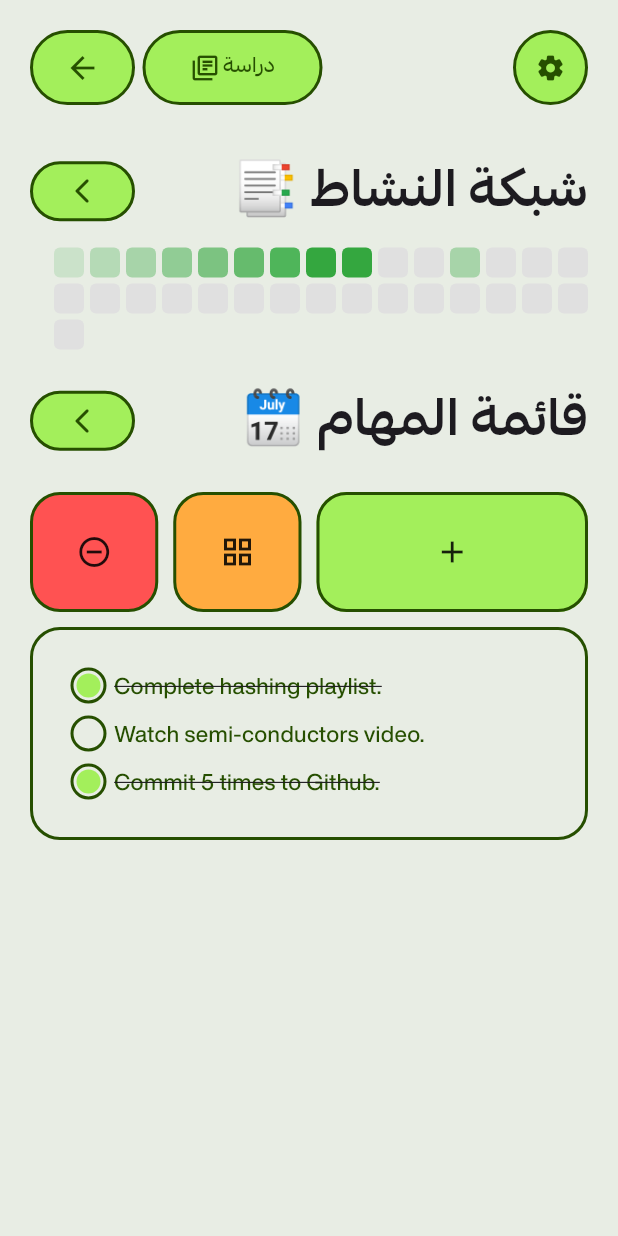
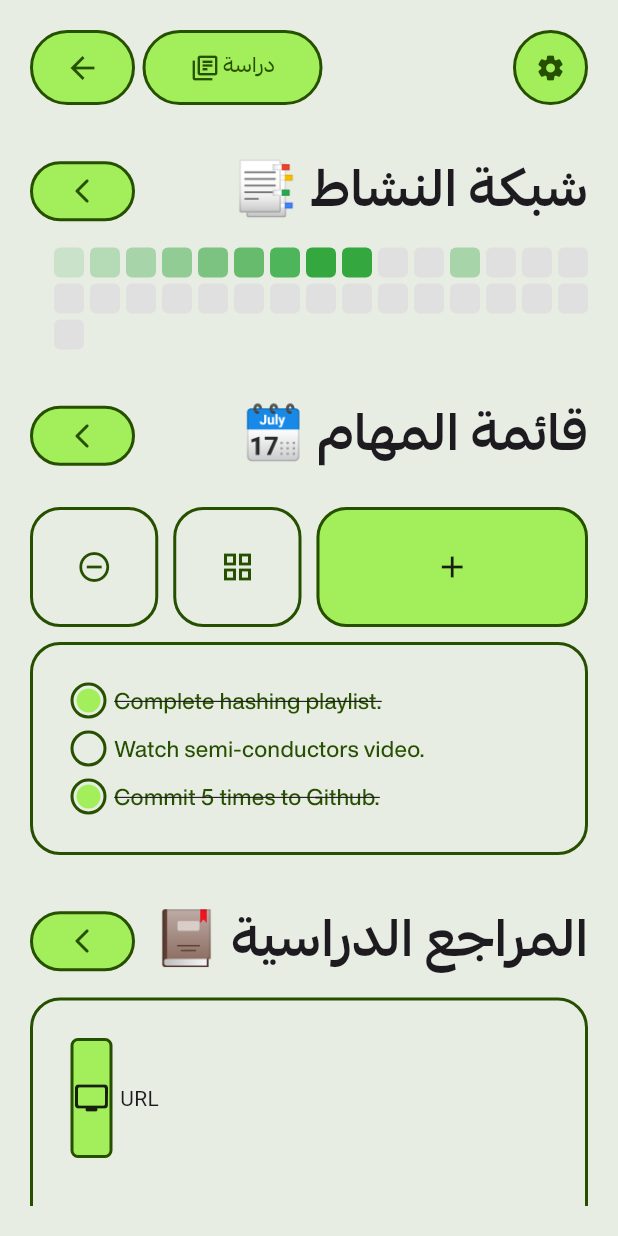
Before and after one commit to zaki-reg/university-calculator, a Flutter app: the ActivityGrid screen opened directly, on a phone screen of 412 x 824 dp. Run offline on Flutter 3.47's test engine with Material 3 defaults, Android fonts, the phone set to English and light mode, and no system bars; our stand-ins replace carousel_slider, flutter_svg.

Commit message:
Adding resources section

```diff
--- a/lib/screens/study_page.dart
+++ b/lib/screens/study_page.dart
@@ -46,6 +46,7 @@ class ActivityGrid extends StatelessWidget {
       body: SafeArea(
         child: Padding(
           padding: const EdgeInsets.all(20.0),
+          child: SingleChildScrollView(
             child: Column(
               crossAxisAlignment: CrossAxisAlignment.end,
               children: [
@@ -186,7 +187,7 @@ class ActivityGrid extends StatelessWidget {
                   }).toList(),
                 ),
                 const SizedBox(
-                height: 20,
+                  height: 30,
                 ),
                 Column(
                   crossAxisAlignment: CrossAxisAlignment.end,
@@ -234,11 +235,13 @@ class ActivityGrid extends StatelessWidget {
                             child: Container(
                               height: 80,
                               decoration: BoxDecoration(
-                                color: Colors.redAccent,
-                                border: Border.all(color: darkGreen, width: 2),
+                                  border:
+                                      Border.all(color: darkGreen, width: 2),
                                   borderRadius: BorderRadius.circular(20)),
                               child: const Icon(
-                                Icons.remove_circle_outline_outlined),
+                                Icons.remove_circle_outline_outlined,
+                                color: darkGreen,
+                              ),
                             ),
                           ),
                           const SizedBox(
@@ -248,10 +251,13 @@ class ActivityGrid extends StatelessWidget {
                             child: Container(
                               height: 80,
                               decoration: BoxDecoration(
-                                color: Colors.orangeAccent,
-                                border: Border.all(color: darkGreen, width: 2),
+                                  border:
+                                      Border.all(color: darkGreen, width: 2),
                                   borderRadius: BorderRadius.circular(20)),
-                            child: const Icon(Icons.grid_view_outlined),
+                              child: const Icon(
+                                Icons.grid_view_outlined,
+                                color: darkGreen,
+                              ),
                             ),
                           ),
                         ],
@@ -303,8 +309,8 @@ class ActivityGrid extends StatelessWidget {
                                   width: 24,
                                   height: 24,
                                   decoration: BoxDecoration(
-                                    border:
-                                        Border.all(color: darkGreen, width: 2),
+                                      border: Border.all(
+                                          color: darkGreen, width: 2),
                                       borderRadius: BorderRadius.circular(40)),
                                   child: Padding(
                                     padding: const EdgeInsets.all(2.0),
@@ -348,8 +354,8 @@ class ActivityGrid extends StatelessWidget {
                                   width: 24,
                                   height: 24,
                                   decoration: BoxDecoration(
-                                    border:
-                                        Border.all(color: darkGreen, width: 2),
+                                      border: Border.all(
+                                          color: darkGreen, width: 2),
                                       borderRadius: BorderRadius.circular(40)),
                                   child: Padding(
                                     padding: const EdgeInsets.all(2.0),
@@ -390,7 +396,8 @@ class ActivityGrid extends StatelessWidget {
                               width: 24,
                               height: 24,
                               decoration: BoxDecoration(
-                                border: Border.all(color: darkGreen, width: 2),
+                                  border:
+                                      Border.all(color: darkGreen, width: 2),
                                   borderRadius: BorderRadius.circular(40)),
                               child: Padding(
                                 padding: const EdgeInsets.all(2.0),
@@ -423,7 +430,78 @@ class ActivityGrid extends StatelessWidget {
                     ),
                   ),
                 ),
+                SizedBox(
+                  height: 30,
+                ),
+                Row(
+                  mainAxisAlignment: MainAxisAlignment.spaceBetween,
+                  children: [
+                    Container(
+                      width: 70,
+                      height: 40,
+                      decoration: BoxDecoration(
+                          color: limeGreen,
+                          border: Border.all(
+                            width: 2,
+                            color: darkGreen,
+                          ),
+                          borderRadius: BorderRadius.circular(30)),
+                      child: const Icon(
+                        Icons.arrow_back_ios_rounded,
+                        color: darkGreen,
+                        size: 20,
+                      ),
+                    ),
+                    Text(
+                      textAlign: TextAlign.right,
+                      textDirection: TextDirection.rtl,
+                      'المراجع الدراسية 📕',
+                      style: arabicTextStyle.copyWith(
+                          fontSize: 35, fontWeight: FontWeight.bold),
+                    ),
                   ],
+                ),
+                SizedBox(
+                  height: 10,
+                ),
+                Container(
+                  height: 300,
+                  width: double.infinity,
+                  decoration: BoxDecoration(
+                      border: Border.all(color: darkGreen, width: 2),
+                      borderRadius: BorderRadius.circular(20)),
+                  child: Column(
+                    children: [
+                      Padding(
+                        padding: const EdgeInsets.all(25.0),
+                        child: Column(
+                          children: [
+                            Row(
+                              children: [
+                                Container(
+                                  child: Icon(Icons.personal_video_rounded),
+                                  height: 80,
+                                  decoration: BoxDecoration(
+                                    color: limeGreen,
+                                    border:
+                                        Border.all(color: darkGreen, width: 2),
+                                    borderRadius: BorderRadius.circular(5),
+                                  ),
+                                ),
+                                SizedBox(
+                                  width: 5,
+                                ),
+                                Text('URL'),
+                              ],
+                            ),
+                          ],
+                        ),
+                      )
+                    ],
+                  ),
+                ),
+              ],
+            ),
           ),
         ),
       ),
```
Lines whose indentation alone changed are shown as unchanged.
